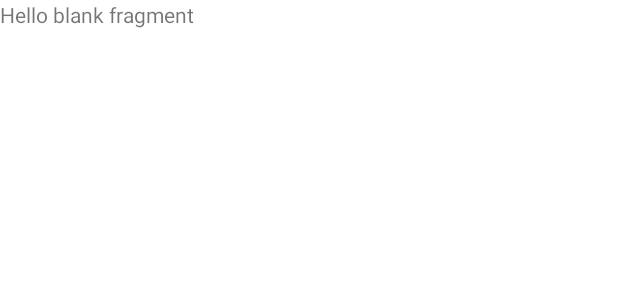
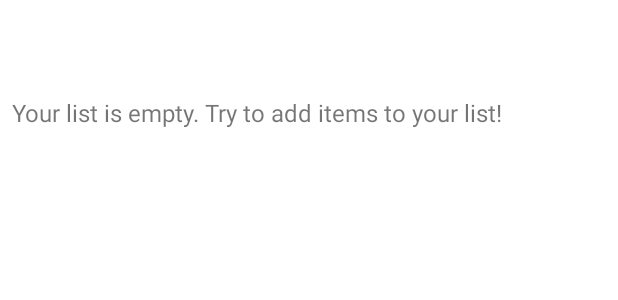
Before and after one commit to itslouisgs/tokoku, an Android app: the layout fragment_list.xml on its own in the app's theme, with its tools: preview values and no code run, on a phone screen of 412 x 824 dp. Shown: the top 300 px of the screen. Run offline under Robolectric (Android 15) with nearby library versions, the phone set to English and light mode, and no system bars.

Commit message:
use fragment instead for showing list

```diff
--- a/app/src/main/java/com/tokoku/MainActivity.java
+++ b/app/src/main/java/com/tokoku/MainActivity.java
@@ -84,8 +84,6 @@ public class MainActivity extends AppCompatActivity {
             startActivity(new Intent(MainActivity.this, AboutActivity.class));
         } else if (item.getItemId() == R.id.settings){
             startActivity(new Intent(MainActivity.this, SettingsActivity.class));
-        } else if (item.getItemId() == R.id.showList){
-            startActivity(new Intent(MainActivity.this,ShowListActivity.class));
         }
 
         return true;
--- a/app/src/main/res/layout/fragment_list.xml
+++ b/app/src/main/res/layout/fragment_list.xml
@@ -3,12 +3,32 @@
     xmlns:tools="http://schemas.android.com/tools"
     android:layout_width="match_parent"
     android:layout_height="match_parent"
+    android:layout_marginTop="?android:attr/actionBarSize"
     tools:context=".ListFragment">
 
-    <!-- TODO: Update blank fragment layout -->
-    <TextView
+    <androidx.constraintlayout.widget.ConstraintLayout xmlns:android="http://schemas.android.com/apk/res/android"
+        xmlns:app="http://schemas.android.com/apk/res-auto"
+        xmlns:tools="http://schemas.android.com/tools"
         android:layout_width="match_parent"
         android:layout_height="match_parent"
-        android:text="@string/hello_blank_fragment" />
+        tools:context=".ShowListActivity">
+
+        <LinearLayout
+            android:layout_width="match_parent"
+            android:layout_height="match_parent"
+            android:orientation="vertical"
+            android:layout_margin="8dp"
+            >
+            <TextView
+                android:id="@+id/internal_item"
+                android:text="Your list is empty. Try to add items to your list!"
+                android:layout_width="wrap_content"
+                android:layout_height="wrap_content"
+                android:textSize="16sp"/>
+
+        </LinearLayout>
+
+    </androidx.constraintlayout.widget.ConstraintLayout>
+
 
 </FrameLayout>
--- a/app/src/main/res/menu/option_menu.xml
+++ b/app/src/main/res/menu/option_menu.xml
@@ -10,8 +10,4 @@
         android:title="@string/settings"
         app:showAsAction="never" />
 
-    <item android:id="@+id/showList"
-        android:title="@string/show_list"
-        app:showAsAction="never"/>
-
 </menu>
```
Also changed, not shown: app/src/main/AndroidManifest.xml (+0 -7 lines), app/src/main/java/com/tokoku/ListFragment.java (+36 -3 lines), app/src/main/java/com/tokoku/ShowListActivity.java (deleted, +0 -57 lines), app/src/main/res/layout/activity_show_list.xml (deleted, +0 -24 lines).
